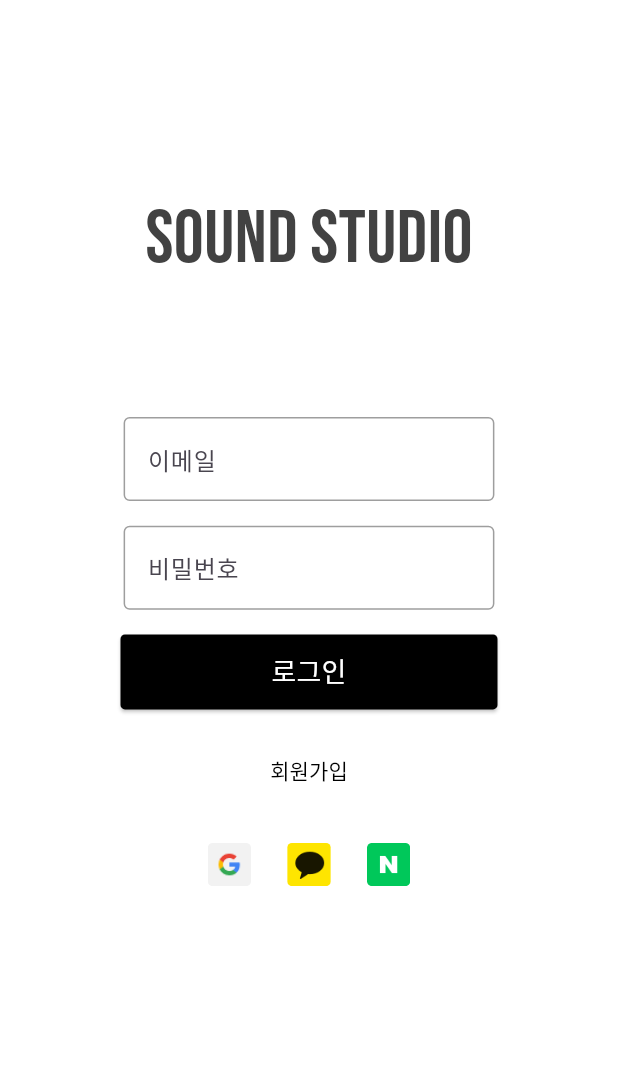
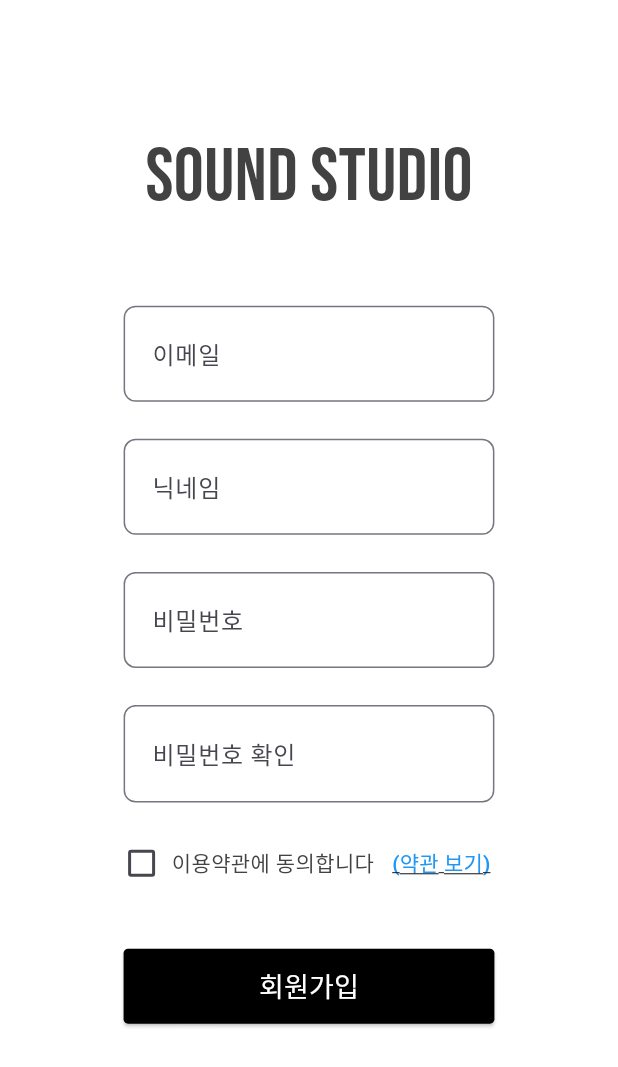
Before and after one commit to LeeGJ2/SoundStudio, a Flutter app: the screen it shows after launch, after a tap on "회원가입", on a phone screen of 412 x 824 dp. Shown: the top 1067 px of the screen. Run offline on Flutter 3.47's test engine with Material 3 defaults, Android fonts, the phone set to English and light mode, and no system bars; our stand-ins replace dio, flutter_secure_storage, fluttertoast, google_fonts, shared_preferences; network calls fail.

Commit message:
Login / SignUp Function

```diff
--- a/lib/main.dart
+++ b/lib/main.dart
@@ -1,5 +1,6 @@
 import 'package:flutter/material.dart';
 import 'package:sound_studio/screens/login_screen.dart';
+import 'package:sound_studio/screens/splash_screen.dart';
 
 void main() {
   runApp(const MainApp());
@@ -11,7 +12,7 @@ class MainApp extends StatelessWidget {
   @override
   Widget build(BuildContext context) {
     return MaterialApp(
-      home: LoginScreen(),
+      home: SplashScreen(),
       theme: ThemeData(
         brightness: Brightness.light,
         primaryColor: Colors.blue,
--- a/lib/screens/home_screen.dart
+++ b/lib/screens/home_screen.dart
@@ -4,6 +4,8 @@ import 'package:shared_preferences/shared_preferences.dart';
 import 'package:sound_studio/screens/difficulty_screen.dart';
 
 class HomeScreen extends StatefulWidget {
+  const HomeScreen({super.key});
+
   @override
   _HomeScreenState createState() => _HomeScreenState();
 }
@@ -36,7 +38,6 @@ class _HomeScreenState extends State<HomeScreen> {
   @override
   Widget build(BuildContext context) {
     return Scaffold(
-      appBar: ,
         backgroundColor: hasTakenTest ? Colors.white : Colors.grey,
         body: LayoutBuilder(
           builder: (context, constraints) {
--- a/lib/screens/login_screen.dart
+++ b/lib/screens/login_screen.dart
@@ -1,9 +1,15 @@
 import 'package:flutter/material.dart';
+import 'package:fluttertoast/fluttertoast.dart';
 import 'package:google_fonts/google_fonts.dart';
+import 'package:sound_studio/network/user_services.dart';
 import 'package:sound_studio/screens/home_screen.dart';
+import 'package:sound_studio/screens/signup_screen.dart';
 
 class LoginScreen extends StatelessWidget {
-  const LoginScreen({super.key});
+  LoginScreen({super.key});
+
+  TextEditingController emailController = TextEditingController();
+  TextEditingController passwordController = TextEditingController();
 
   @override
   Widget build(BuildContext context) {
@@ -33,6 +39,7 @@ class LoginScreen extends StatelessWidget {
                 padding: EdgeInsets.only(
                     left: screenWidth * 0.2, right: screenWidth * 0.2),
                 child: TextFormField(
+                  controller: emailController,
                   decoration: InputDecoration(
                     labelText: '이메일',
                     enabledBorder: OutlineInputBorder(
@@ -40,6 +47,10 @@ class LoginScreen extends StatelessWidget {
                     ),
                     focusedBorder: OutlineInputBorder(
                       borderSide: BorderSide(color: Colors.black),
+                    ),
+                    contentPadding: EdgeInsets.symmetric(
+                      vertical: screenHeight * 0.025,
+                      horizontal: screenWidth * 0.02,
                     ),
                   ),
                 ),
@@ -51,6 +62,8 @@ class LoginScreen extends StatelessWidget {
                 padding: EdgeInsets.only(
                     left: screenWidth * 0.2, right: screenWidth * 0.2),
                 child: TextFormField(
+                  controller: passwordController,
+                  obscureText: true,
                   decoration: InputDecoration(
                     labelText: '비밀번호',
                     enabledBorder: OutlineInputBorder(
@@ -59,6 +72,10 @@ class LoginScreen extends StatelessWidget {
                     focusedBorder: OutlineInputBorder(
                       borderSide: BorderSide(color: Colors.black),
                     ),
+                    contentPadding: EdgeInsets.symmetric(
+                      vertical: screenHeight * 0.025,
+                      horizontal: screenWidth * 0.02,
+                    ),
                   ),
                 ),
               ),
@@ -66,12 +83,26 @@ class LoginScreen extends StatelessWidget {
                 height: screenHeight * 0.02,
               ),
               ElevatedButton(
-                onPressed: () {
-                  Navigator.push(
-                      context,
-                      MaterialPageRoute(
-                        builder: (context) => HomeScreen(),
-                      ));
+                onPressed: () async {
+                  final loginResponse = await login(
+                      emailController.text, passwordController.text);
+
+                  print(loginResponse);
+                  if (loginResponse == true) {
+                    Navigator.push(
+                        context,
+                        MaterialPageRoute(
+                          builder: (context) => HomeScreen(),
+                        ));
+                  } else {
+                    Fluttertoast.showToast(
+                        msg: '이메일 또는 비밀번호를 다시 확인해주세요.',
+                        backgroundColor: Colors.black54,
+                        textColor: Colors.white,
+                        fontSize: 16.0,
+                        toastLength: Toast.LENGTH_SHORT,
+                        gravity: ToastGravity.BOTTOM);
+                  }
                 },
                 child: Text(
                   '로그인',
@@ -92,7 +123,13 @@ class LoginScreen extends StatelessWidget {
                 height: screenHeight * 0.02,
               ),
               TextButton(
-                  onPressed: () {},
+                  onPressed: () {
+                    Navigator.push(
+                        context,
+                        MaterialPageRoute(
+                          builder: (context) => SignupScreen(),
+                        ));
+                  },
                   child: Text(
                     '회원가입',
                     style: TextStyle(color: Colors.black),
--- /dev/null
+++ b/lib/screens/signup_screen.dart
@@ -0,0 +1,237 @@
+import 'package:flutter/material.dart';
+import 'package:fluttertoast/fluttertoast.dart';
+import 'package:google_fonts/google_fonts.dart';
+import 'package:sound_studio/network/user_services.dart';
+
+class SignupScreen extends StatefulWidget {
+  const SignupScreen({super.key});
+
+  @override
+  State<SignupScreen> createState() => _SignupScreenState();
+}
+
+class _SignupScreenState extends State<SignupScreen> {
+  TextEditingController emailController = TextEditingController();
+  TextEditingController nicknameController = TextEditingController();
+  TextEditingController passwordController = TextEditingController();
+  TextEditingController passwordCheckController = TextEditingController();
+  final _formkey = GlobalKey<FormState>();
+  bool isChecked = false;
+
+  void _handleSignup() async {
+    if (_formkey.currentState!.validate() && isChecked) {
+      final result = await signup(emailController.text, nicknameController.text,
+          passwordController.text);
+      if (result) {
+        Fluttertoast.showToast(msg: '회원가입이 완료되었습니다');
+        Navigator.pop(context);
+      } else {
+        Fluttertoast.showToast(msg: '회원가입에 실패하였습니다');
+      }
+    } else {
+      ScaffoldMessenger.of(context).showSnackBar(
+        SnackBar(
+          content: Text(
+            isChecked ? '입력 정보를 다시 확인해주세요.' : '이용약관에 동의해주세요.',
+          ),
+          backgroundColor: Colors.red,
+        ),
+      );
+    }
+  }
+
+  @override
+  Widget build(BuildContext context) {
+    // 이메일 검증 정규식
+    final emailRegex = RegExp(r'^[\w-\.]+@([\w-]+\.)+[\w-]{2,4}$');
+
+    @override
+    void dispose() {
+      emailController.dispose();
+      nicknameController.dispose();
+      passwordController.dispose();
+      passwordCheckController.dispose();
+      super.dispose();
+    }
+
+    return Scaffold(
+      body: LayoutBuilder(
+        builder: (context, constraints) {
+          double screenWidth = constraints.maxWidth;
+          double screenHeight = constraints.maxHeight;
+
+          return Form(
+            key: _formkey,
+            child: SingleChildScrollView(
+              padding: EdgeInsets.all(screenWidth * 0.2),
+              child: Column(
+                children: [
+                  Center(
+                    child: Text(
+                      'SOUND STUDIO',
+                      style: GoogleFonts.bebasNeue(
+                        fontSize: 50,
+                      ),
+                    ),
+                  ),
+                  SizedBox(height: screenHeight * 0.06), // 간격 조정
+                  TextFormField(
+                    controller: emailController,
+                    decoration: InputDecoration(
+                      hintText: '이메일',
+                      contentPadding: EdgeInsets.symmetric(
+                        vertical: 20.0,
+                        horizontal: 15.0,
+                      ),
+                      border: OutlineInputBorder(
+                        borderRadius: BorderRadius.circular(8),
+                      ),
+                    ),
+                    validator: (value) {
+                      if (value == null || value.isEmpty) {
+                        return '이메일을 입력해주세요';
+                      }
+                      if (!emailRegex.hasMatch(value)) {
+                        return '올바른 이메일 형식이 아닙니다';
+                      }
+                      return null;
+                    },
+                    autovalidateMode: AutovalidateMode.onUserInteraction,
+                  ),
+                  SizedBox(height: screenHeight * 0.03),
+                  TextFormField(
+                    controller: nicknameController,
+                    decoration: InputDecoration(
+                      hintText: '닉네임',
+                      contentPadding: EdgeInsets.symmetric(
+                        vertical: 20.0,
+                        horizontal: 15.0,
+                      ),
+                      border: OutlineInputBorder(
+                        borderRadius: BorderRadius.circular(8),
+                      ),
+                    ),
+                    validator: (value) {
+                      if (value == null || value.isEmpty) {
+                        return '닉네임을 입력해주세요';
+                      }
+                      if (value.length < 2 || value.length > 10) {
+                        return '닉네임은 2-10자 사이여야 합니다';
+                      }
+                      return null;
+                    },
+                    autovalidateMode: AutovalidateMode.onUserInteraction,
+                  ),
+                  SizedBox(height: screenHeight * 0.03),
+                  TextFormField(
+                    controller: passwordController,
+                    obscureText: true,
+                    decoration: InputDecoration(
+                      hintText: '비밀번호',
+                      contentPadding: EdgeInsets.symmetric(
+                        vertical: 20.0,
+                        horizontal: 15.0,
+                      ),
+                      border: OutlineInputBorder(
+                        borderRadius: BorderRadius.circular(8),
+                      ),
+                    ),
+                    validator: (value) {
+                      if (value == null || value.isEmpty) {
+                        return '비밀번호를 입력해주세요';
+                      }
+                      if (value.length < 8) {
+                        return '비밀번호는 8자 이상이어야 합니다';
+                      }
+                      if (!value.contains(RegExp(r'[0-9]'))) {
+                        return '숫자를 포함해야 합니다';
+                      }
+                      return null;
+                    },
+                    autovalidateMode: AutovalidateMode.onUserInteraction,
+                  ),
+                  SizedBox(height: screenHeight * 0.03),
+                  TextFormField(
+                    controller: passwordCheckController,
+                    obscureText: true,
+                    decoration: InputDecoration(
+                      hintText: '비밀번호 확인',
+                      contentPadding: EdgeInsets.symmetric(
+                        vertical: 20.0,
+                        horizontal: 15.0,
+                      ),
+                      border: OutlineInputBorder(
+                        borderRadius: BorderRadius.circular(8),
+                      ),
+                    ),
+                    validator: (value) {
+                      if (value == null || value.isEmpty) {
+                        return '비밀번호를 한번 더 입력해주세요';
+                      }
+                      if (value != passwordController.text) {
+                        return '비밀번호가 일치하지 않습니다';
+                      }
+                      return null;
+                    },
+                    autovalidateMode: AutovalidateMode.onUserInteraction,
+                  ),
+                  SizedBox(
+                    height: screenHeight * 0.02,
+                  ),
+                  Row(
+                    children: [
+                      SizedBox(
+                        height: 24,
+                        width: 24,
+                        child: Checkbox(
+                          value: isChecked,
+                          onChanged: (bool? value) {
+                            setState(() {
+                              isChecked = value!;
+                            });
+                          },
+                        ),
+                      ),
+                      SizedBox(width: 8),
+                      Text('이용약관에 동의합니다'),
+                      TextButton(
+                        onPressed: () {
+                          // 약관 내용 보여주기
+                        },
+                        child: Text(
+                          '(약관 보기)',
+                          style: TextStyle(
+                            color: Colors.blue,
+                            decoration: TextDecoration.underline,
+                          ),
+                        ),
+                      ),
+                    ],
+                  ),
+                  SizedBox(height: screenHeight * 0.04),
+                  ElevatedButton(
+                    onPressed: _handleSignup,
+                    child: Text(
+                      '회원가입',
+                      style: TextStyle(
+                          fontWeight: FontWeight.w300,
+                          fontSize: 18,
+                          color: Colors.white),
+                    ),
+                    style: ElevatedButton.styleFrom(
+                      backgroundColor: Colors.black,
+                      minimumSize: Size(screenWidth * 0.61, 50),
+                      shape: RoundedRectangleBorder(
+                        borderRadius: BorderRadius.circular(3.0),
+                      ),
+                    ),
+                  ),
+                ],
+              ),
+            ),
+          );
+        },
+      ),
+    );
+  }
+}
--- /dev/null
+++ b/lib/screens/splash_screen.dart
@@ -0,0 +1,46 @@
+import 'package:flutter/material.dart';
+import 'package:sound_studio/network/user_services.dart';
+import 'package:sound_studio/screens/home_screen.dart';
+import 'package:sound_studio/screens/login_screen.dart';
+
+class SplashScreen extends StatefulWidget {
+  @override
+  _SplashScreenState createState() => _SplashScreenState();
+}
+
+class _SplashScreenState extends State<SplashScreen> {
+  @override
+  void initState() {
+    super.initState();
+    _checkAutoLogin();
+  }
+
+  Future<void> _checkAutoLogin() async {
+    final isLoggedIn = await AuthService.autoLogin();
+
+    if (isLoggedIn) {
+      // 자동 로그인 성공 - 메인 화면으로 이동
+      Navigator.push(
+          context,
+          MaterialPageRoute(
+            builder: (context) => HomeScreen(),
+          ));
+    } else {
+      // 자동 로그인 실패 - 로그인 화면으로 이동
+      Navigator.push(
+          context,
+          MaterialPageRoute(
+            builder: (context) => LoginScreen(),
+          ));
+    }
+  }
+
+  @override
+  Widget build(BuildContext context) {
+    return Scaffold(
+      body: Center(
+        child: CircularProgressIndicator(),
+      ),
+    );
+  }
+}
--- a/pubspec.yaml
+++ b/pubspec.yaml
@@ -7,8 +7,11 @@ environment:
   sdk: ^3.5.1
 
 dependencies:
+  dio: ^5.7.0
   flutter:
     sdk: flutter
+  flutter_secure_storage: ^9.2.2
+  fluttertoast: ^8.2.8
   google_fonts: ^6.2.1
   shared_preferences: ^2.3.2
 
```
Also changed, not shown: lib/network/user_services.dart (added, +186 -0 lines), pubspec.lock, 5 other files.
